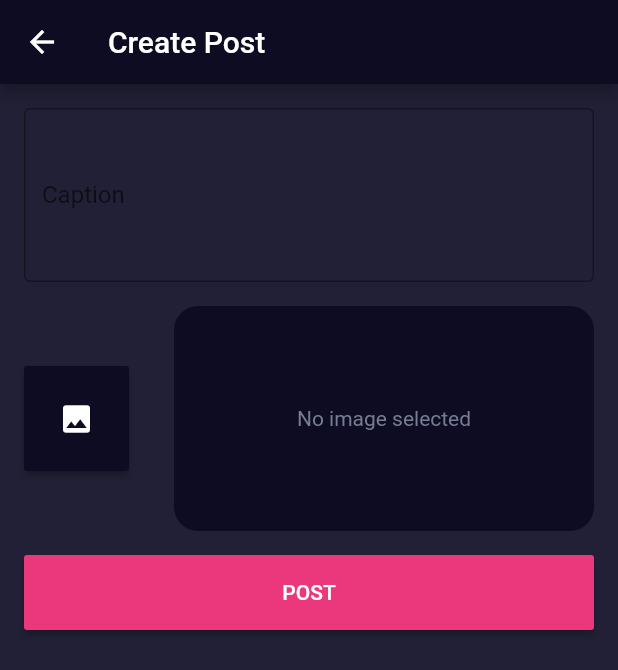
After one commit to rajitdeb/Amigos, a Flutter app: the Home screen opened directly, after a tap on the "add" icon, on a phone screen of 412 x 824 dp. The commit adds this screen. Shown: the top 670 px of the screen. Run offline on Flutter 3.47's test engine with Material 2 defaults, Android fonts, the phone set to English and light mode, and no system bars; our stand-ins replace cloud_firestore, firebase_auth, firebase_core, firebase_storage, get, image_picker; missing offline and left inert: firestore_ui; accounts and stored records are empty.

Commit message:
Implement create post and show post feature

```diff
--- /dev/null
+++ b/lib/bloc/create_post_bloc.dart
@@ -0,0 +1,16 @@
+import 'package:amigos/model/user.dart';
+import 'package:amigos/repository/repository.dart';
+
+class CreatePostBloc {
+
+  final AmigosRepository _repository = AmigosRepository();
+
+  createPost(AmigosUserPosts post) async {
+    await _repository.createPost(post);
+  }
+
+  Future<String> uploadPostImgToFirebaseStorage(String imgPath) async {
+    return await _repository.uploadPostImgToFirebaseStorage(imgPath);
+  }
+
+}
--- /dev/null
+++ b/lib/bloc/get_user_bloc.dart
@@ -0,0 +1,12 @@
+import 'package:amigos/repository/repository.dart';
+import 'package:cloud_firestore/cloud_firestore.dart';
+
+class GetUserBloc {
+
+  final AmigosRepository _repository = AmigosRepository();
+
+  Future<DocumentSnapshot> getUserById(String userId) async {
+    return await _repository.getUserById(userId);
+  }
+
+}
--- a/lib/model/user.dart
+++ b/lib/model/user.dart
@@ -6,10 +6,10 @@ class AmigosUser {
   String email;
   String? bio;
   int postsCount;
-  List<AmigosUserPosts>? posts;
+  List<dynamic> posts;
   int followersCount;
   int followingCount;
-  List<AmigosUserDetail>? userDetails;
+  List<dynamic> userDetails;
 
   AmigosUser(
       this.profileImg,
@@ -41,8 +41,8 @@ class AmigosUser {
 }
 
 class AmigosUserDetail {
-  List<AmigosUser>? followers;
-  List<AmigosUser>? following;
+  List<dynamic> followers;
+  List<dynamic> following;
 
   AmigosUserDetail.fromJson(Map<String, dynamic> json)
       : followers = (json["followers"] as List)
@@ -54,14 +54,27 @@ class AmigosUserDetail {
 }
 
 class AmigosUserPosts {
-  int postId;
   String? postCaption;
   String? postImgLink;
+  String authorFullName;
+  String authorUserId;
+  String? authorProfileImg;
+  String authorUsername;
+  int createdAt;
+  List<dynamic> likedBy;
 
-  AmigosUserPosts(this.postId, this.postCaption, this.postImgLink);
+
+  AmigosUserPosts(this.postCaption, this.postImgLink, this.authorFullName,
+      this.authorUserId, this.authorProfileImg, this.authorUsername,
+      this.createdAt, this.likedBy);
 
   AmigosUserPosts.fromJson(Map<String, dynamic> json)
-      : postId = json["postId"],
-        postCaption = json["postCaption"],
-        postImgLink = json["postImgLink"];
+      : postCaption = json["postCaption"],
+        postImgLink = json["postImgLink"],
+        authorFullName = json["authorFullName"],
+        authorUserId = json["authorUserId"],
+        authorProfileImg = json["authorProfileImg"],
+        authorUsername = json["authorUsername"],
+        createdAt = json["createdAt"],
+        likedBy = json["likedBy"];
 }
--- a/lib/repository/repository.dart
+++ b/lib/repository/repository.dart
@@ -1,17 +1,26 @@
+import 'dart:io';
+
 import 'package:amigos/model/user.dart';
 import 'package:amigos/screens/homescreen/home_screen.dart';
 import 'package:amigos/widgets/snackbar_widget.dart';
 import 'package:cloud_firestore/cloud_firestore.dart';
+import 'package:firebase_auth/firebase_auth.dart';
+import 'package:firebase_storage/firebase_storage.dart';
 import 'package:flutter/material.dart';
 import 'package:get/get.dart';
+import 'package:path/path.dart';
+import 'package:firebase_storage/firebase_storage.dart' as firebase_storage;
 
 class AmigosRepository {
-
   // endpoints
-  CollectionReference userCollection = FirebaseFirestore.instance.collection("users");
+  CollectionReference userCollection =
+      FirebaseFirestore.instance.collection("users");
+  CollectionReference postCollection =
+      FirebaseFirestore.instance.collection("posts");
 
   // methods
-  Future<void> addUserDataToFirestore(BuildContext context, AmigosUser user) async {
+  Future<void> addUserDataToFirestore(
+      BuildContext context, AmigosUser user) async {
     return userCollection
         .doc(user.userId)
         .set({
@@ -31,33 +40,75 @@ class AmigosRepository {
             mySnackBar(context, "Failed to add user. Error: $error"));
   }
 
-  Future setAmigosUserCustomUsername(BuildContext context, String userId, String username) async {
-    FirebaseFirestore.instance
-        .collection('users')
+  Future setAmigosUserCustomUsername(
+      BuildContext context, String userId, String username) async {
+    userCollection
         .where('username', isEqualTo: username)
         .get()
         .then((QuerySnapshot snapshot) {
-          if(snapshot.docs.isNotEmpty){
-            mySnackBar(context, "Username already exists. Please choose a different username");
+      if (snapshot.docs.isNotEmpty) {
+        mySnackBar(context,
+            "Username already exists. Please choose a different username");
       } else {
-            userCollection
-                .doc(userId)
-                .update({
-              'username': username
-            })
-            .then((value) {
+        userCollection.doc(userId).update({'username': username}).then((value) {
           mySnackBar(context, "Successfully set username");
           Get.offAll(() => const HomeScreen());
-            })
-            .onError((error, stackTrace) {
+        }).onError((error, stackTrace) {
           mySnackBar(context, error.toString());
-
         });
       }
-        })
-        .catchError((error) {
+    }).catchError((error) {
       mySnackBar(context, "Failed to add user. Error: $error");
     });
   }
 
+  createPost(AmigosUserPosts post) async {
+    await postCollection.add({
+      'postCaption': post.postCaption,
+      'postImgLink': post.postImgLink,
+      'authorProfileImg': post.authorProfileImg,
+      'authorUserId': post.authorUserId,
+      'authorUsername': post.authorUsername,
+      'authorFullName': post.authorFullName,
+      'createdAt': post.createdAt,
+      'likedBy': post.likedBy
+    });
   }
+
+  Future<DocumentSnapshot> getUserById(String userId) async {
+    return userCollection.doc(userId).get();
+  }
+
+  Future<String> uploadPostImgToFirebaseStorage(String _imgPath) async {
+    var filename = basename(_imgPath);
+    var destination = "postImages/$filename";
+    var ref = FirebaseStorage.instance.ref(destination);
+
+    var snapshot = await ref.putFile(File(_imgPath));
+
+    return snapshot.ref.getDownloadURL();
+  }
+
+  getAllPosts() async {
+    postCollection.orderBy("createdAt", descending: true);
+  }
+
+  updateLikes(postId) async {
+    var currentUserId = FirebaseAuth.instance.currentUser!.uid;
+
+    postCollection.doc(postId).get().then((DocumentSnapshot snapshot) async {
+      var data = snapshot.data() as Map<String, dynamic>;
+      var post = AmigosUserPosts.fromJson(data);
+
+      if (post.likedBy.contains(currentUserId)) {
+        post.likedBy.remove(currentUserId);
+      } else {
+        post.likedBy.add(currentUserId);
+      }
+
+      await postCollection.doc(postId).update({
+        'likedBy': post.likedBy
+      });
+    });
+  }
+}
--- a/lib/screens/auth/signup_screen.dart
+++ b/lib/screens/auth/signup_screen.dart
@@ -242,7 +242,7 @@ class _SignupScreenState extends State<SignupScreen> {
           setState(() => isLoading = false);
 
           var amigosUser = AmigosUser(null, user.uid, "sample_test", fullName, user.email!,
-             null, 0, null, 0, 0, null);
+             null, 0, List.empty(), 0, 0, List.empty());
 
           Get.offAll(() => const VerifyEmailScreen(), arguments: amigosUser);
         }
--- a/lib/screens/auth/verify_email.dart
+++ b/lib/screens/auth/verify_email.dart
@@ -149,7 +149,7 @@ class _VerifyEmailScreenState extends State<VerifyEmailScreen> {
         var finalUser = FirebaseAuth.instance.currentUser!;
 
         var finalAmigosUser = AmigosUser(null, finalUser.uid, "sample_test",
-            finalUser.email!, amigosUser.fullName, null, 0, null, 0, 0, null);
+            amigosUser.fullName, finalUser.email!, null, 0, List.empty(), 0, 0, List.empty());
 
         await CreateUserBloc()
             .addAmigosUserToFirestore(context, finalAmigosUser);
--- /dev/null
+++ b/lib/screens/createpost/create_post.dart
@@ -0,0 +1,207 @@
+import 'dart:io';
+import 'package:amigos/bloc/create_post_bloc.dart';
+import 'package:amigos/bloc/get_user_bloc.dart';
+import 'package:amigos/model/user.dart';
+import 'package:amigos/screens/homescreen/home_screen.dart';
+import 'package:amigos/themes/styles.dart';
+import 'package:amigos/widgets/snackbar_widget.dart';
+import 'package:cloud_firestore/cloud_firestore.dart';
+import 'package:firebase_auth/firebase_auth.dart';
+import 'package:flutter/material.dart';
+import 'package:get/get.dart';
+import 'package:image_picker/image_picker.dart';
+
+class CreatePost extends StatefulWidget {
+  const CreatePost({Key? key}) : super(key: key);
+
+  @override
+  _CreatePostState createState() => _CreatePostState();
+}
+
+class _CreatePostState extends State<CreatePost> {
+
+  TextEditingController captionController = TextEditingController();
+
+  String? imgUriValue;
+
+  bool isLoading = false;
+
+  @override
+  Widget build(BuildContext context) {
+    return Scaffold(
+      appBar: AppBar(
+        title: const Text("Create Post", style: TextStyle(color: Colors.white),),
+        backgroundColor: MyColors.mainColor,
+      ),
+      body: SingleChildScrollView(
+        child: isLoading == true
+        ? Container(
+          width: MediaQuery.of(context).size.width,
+          height: MediaQuery.of(context).size.height,
+          color: MyColors.mainColor,
+          child: Center(child: CircularProgressIndicator(color:Colors.white),),
+        )
+        : Container(
+          width: MediaQuery.of(context).size.width,
+          height: MediaQuery.of(context).size.height,
+          padding: const EdgeInsets.only(left: 16.0, right: 16.0, top: 16.0),
+          color: MyColors.contentPageColor,
+          child: Column(
+            crossAxisAlignment: CrossAxisAlignment.start,
+            children: [
+
+              SizedBox(
+                child: TextField(
+                  controller: captionController,
+                  keyboardType: TextInputType.multiline,
+                  textInputAction: TextInputAction.newline,
+                  maxLines: 4,
+                  cursorColor: MyColors.secondColor,
+                  style: const TextStyle(color: MyColors.secondColor),
+                  decoration: const InputDecoration(
+                      labelText: "Caption",
+                      floatingLabelStyle: TextStyle(color: MyColors.secondColor),
+                      border: OutlineInputBorder(
+                          borderSide: BorderSide(
+                              color: MyColors.secondColor,
+                              width: 2.0,
+                              style: BorderStyle.solid)),
+                      focusedBorder: OutlineInputBorder(
+                          borderSide: BorderSide(
+                              color: MyColors.secondColor,
+                              width: 2.0,
+                              style: BorderStyle.solid))),
+                ),
+              ),
+
+              const SizedBox(height: 16.0),
+
+              Row(
+                mainAxisAlignment: MainAxisAlignment.spaceBetween,
+                children: [
+                  MaterialButton(
+                    minWidth: 70.0,
+                    height: 70.0,
+                    color: MyColors.mainColor,
+                    child: const Icon(Icons.photo, color: Colors.white),
+                    onPressed: () => _selectAPictureFromStorage(context),
+                  ),
+
+                  const SizedBox(width: 30.0,),
+
+                  Expanded(
+                    child: Container(
+                      height: 150.0,
+                      decoration: imgUriValue == null
+                      ? BoxDecoration(
+                          color: MyColors.mainColor,
+                          borderRadius: BorderRadius.circular(16.0),
+                      )
+                      : BoxDecoration(
+                        color: MyColors.mainColor,
+                        borderRadius: BorderRadius.circular(16.0),
+                        image: DecorationImage(
+                          fit: BoxFit.cover,
+                          image: FileImage(File(imgUriValue!))
+                        )
+                      ),
+                      child: imgUriValue == null
+                      ? const Center(
+                        child: Text(
+                          "No image selected",
+                          style: TextStyle(color: MyColors.secondColor),
+                        ),
+                      )
+                     : Container()
+                    ),
+                  )
+                ],
+              ),
+
+              const SizedBox(height: 16.0),
+
+              MaterialButton(
+                onPressed: () {
+                  print("post clicked!");
+                  _validateAndCreatePost(context);
+                },
+                minWidth: MediaQuery.of(context).size.width,
+                height: 50.0,
+                color: MyColors.accentColor,
+                child: const Text("POST", style: TextStyle(color: Colors.white),),
+              )
+
+            ],
+          ),
+        ),
+      ),
+    );
+  }
+
+  _validateAndCreatePost(BuildContext context) async {
+
+    setState(() => isLoading = true);
+
+    String postCaption = captionController.text.toString().trim();
+
+    AmigosUser user = await GetUserBloc()
+        .getUserById(FirebaseAuth.instance.currentUser!.uid)
+        .then((DocumentSnapshot snapshot) {
+      Map<String, dynamic> data = snapshot.data() as Map<String, dynamic>;
+      return AmigosUser.fromJson(data);
+    });
+
+    if(postCaption.isNotEmpty){
+
+      if(imgUriValue != null){
+        // Add Post Image to Firebase Storage
+        final url = await CreatePostBloc().uploadPostImgToFirebaseStorage(imgUriValue!);
+        _uploadPostToFirestore(postCaption, url, user);
+      } else {
+        _uploadPostToFirestore(postCaption, null, user);
+      }
+
+    } else {
+      if(imgUriValue != null){
+        // Add Post Image to Firebase Storage
+        final url = await CreatePostBloc().uploadPostImgToFirebaseStorage(imgUriValue!);
+        _uploadPostToFirestore(postCaption, url, user);
+      } else {
+        setState(() => isLoading = false);
+        mySnackBar(context, "Both caption and image cannot be null.");
+      }
+    }
+
+  }
+
+  Future _selectAPictureFromStorage(BuildContext context) async {
+
+    final ImagePicker _picker = ImagePicker();
+
+    final XFile? image = await _picker.pickImage(source: ImageSource.gallery);
+
+    setState(() => imgUriValue = image?.path);
+
+    mySnackBar(context, "${image?.path}");
+  }
+
+  _uploadPostToFirestore(String? postCaption, String? postImgUrl, AmigosUser user) async{
+    AmigosUserPosts post = AmigosUserPosts(
+        postCaption,
+        postImgUrl,
+        user.fullName,
+        user.userId,
+        user.profileImg,
+        user.username,
+        DateTime.now().millisecondsSinceEpoch,
+        List.empty()
+    );
+
+    CreatePostBloc().createPost(post);
+
+    mySnackBar(context, "Post Uploaded");
+
+    Get.offAll(() => const HomeScreen());
+  }
+
+}
--- /dev/null
+++ b/lib/screens/homescreen/bottombar/home.dart
@@ -0,0 +1,223 @@
+import 'package:amigos/bloc/get_posts_bloc.dart';
+import 'package:amigos/model/user.dart';
+import 'package:amigos/screens/createpost/create_post.dart';
+import 'package:amigos/themes/styles.dart';
+import 'package:amigos/utils/utils.dart';
+import 'package:cloud_firestore/cloud_firestore.dart';
+import 'package:firebase_auth/firebase_auth.dart';
+import 'package:firestore_ui/animated_firestore_list.dart';
+import 'package:flutter/material.dart';
+import 'package:get/get.dart';
+
+class Home extends StatelessWidget {
+  const Home({Key? key}) : super(key: key);
+
+  @override
+  Widget build(BuildContext context) {
+    return Scaffold(
+      body: Container(
+        width: MediaQuery.of(context).size.width,
+        height: MediaQuery.of(context).size.height,
+        color: MyColors.contentPageColor,
+        child: FirestoreAnimatedList(
+            query: FirebaseFirestore.instance
+                .collection("posts")
+                .orderBy("createdAt", descending: true),
+            onLoaded: (snapshot) => print("Data Loaded: ${snapshot.size}"),
+            emptyChild: Container(
+                width: MediaQuery.of(context).size.width,
+                height: MediaQuery.of(context).size.height,
+                child: Column(
+                  mainAxisAlignment: MainAxisAlignment.center,
+                  children: [
+                    SizedBox(
+                        width: 120.0,
+                        height: 120.0,
+                        child: Image.asset("images/others/github_profile.jpg")),
+                    SizedBox(
+                      height: 16.0,
+                    ),
+                    Text(
+                      "Nothing to show for now",
+                      style: TextStyle(color: MyColors.secondColor),
+                    )
+                  ],
+                )),
+            itemBuilder: (BuildContext context,
+                DocumentSnapshot<Object?>? snapshot,
+                Animation<double> animation,
+                int index) {
+              return FadeTransition(
+                  opacity: animation,
+                  child: _postItemRow(
+                    context: context,
+                    index: index,
+                    document: snapshot,
+                  ));
+            }),
+      ),
+      floatingActionButton: FloatingActionButton(
+        onPressed: () => Get.to(() => const CreatePost()),
+        backgroundColor: MyColors.accentColor,
+        child: const Icon(
+          Icons.add,
+          color: Colors.white,
+        ),
+      ),
+    );
+  }
+
+  _postItemRow(
+      {required BuildContext context,
+      required int index,
+      DocumentSnapshot<Object?>? document,
+      onTap}) {
+    var data = document!.data() as Map<String, dynamic>;
+    var post = AmigosUserPosts.fromJson(data);
+
+    return Padding(
+      padding: const EdgeInsets.only(left: 16.0, right: 16.0, top: 8.0),
+      child: Container(
+        decoration: BoxDecoration(
+            color: Colors.grey[200], borderRadius: BorderRadius.circular(8.0)),
+        child: Column(
+          crossAxisAlignment: CrossAxisAlignment.start,
+          children: [
+            Container(
+              padding: const EdgeInsets.all(8.0),
+              decoration: const BoxDecoration(
+                  color: Colors.white,
+                  borderRadius: BorderRadius.only(
+                      topLeft: Radius.circular(8.0),
+                      topRight: Radius.circular(8.0))),
+              child: Row(
+                mainAxisAlignment: MainAxisAlignment.spaceBetween,
+                children: [
+                  Row(
+                    children: [
+                      post.authorProfileImg != null
+                          ? Container(
+                              width: 50.0,
+                              height: 50.0,
+                              decoration: BoxDecoration(
+                                  image: DecorationImage(
+                                      image: NetworkImage(
+                                          post.authorProfileImg!))),
+                            )
+                          : Container(
+                              width: 50.0,
+                              height: 50.0,
+                              decoration: BoxDecoration(
+                                  color: MyColors.mainColor,
+                                  borderRadius: BorderRadius.circular(50.0)),
+                              child:
+                                  const Icon(Icons.person, color: Colors.white),
+                            ),
+                      const SizedBox(
+                        width: 8.0,
+                      ),
+                      SizedBox(
+                        child: Column(
+                          crossAxisAlignment: CrossAxisAlignment.start,
+                          children: [
+                            SizedBox(
+                              width: 170.0,
+                              child: Text(
+                                post.authorFullName,
+                                overflow: TextOverflow.ellipsis,
+                                maxLines: 1,
+                                style: const TextStyle(
+                                    color: MyColors.mainColor,
+                                    fontWeight: FontWeight.normal,
+                                    fontSize: 16.0),
+                              ),
+                            ),
+                            SizedBox(
+                              width: 170.0,
+                              child: Text(
+                                "@${post.authorUsername}",
+                                overflow: TextOverflow.ellipsis,
+                                maxLines: 1,
+                                style: const TextStyle(
+                                  color: MyColors.mainColor,
+                                  fontWeight: FontWeight.bold,
+                                ),
+                              ),
+                            ),
+                          ],
+                        ),
+                      ),
+                    ],
+                  ),
+                  SizedBox(
+                    width: 50.0,
+                    child: Text(
+                      Utils().getTimeAgo(post.createdAt).toString(),
+                      textAlign: TextAlign.center,
+                      style: const TextStyle(
+                          color: MyColors.secondColor, fontSize: 13.0),
+                    ),
+                  )
+                ],
+              ),
+            ),
+            const SizedBox(height: 1.0),
+            post.postCaption != null
+                ? Container(
+                    width: MediaQuery.of(context).size.width,
+                    color: Colors.white,
+                    padding: const EdgeInsets.all(8.0),
+                    child: Text(
+                      post.postCaption!,
+                      style: const TextStyle(
+                          color: MyColors.mainColor, fontSize: 14.0),
+                    ),
+                  )
+                : Container(),
+            post.postImgLink != null
+                ? Container(
+                    width: MediaQuery.of(context).size.width,
+                    height: 200.0,
+                    child: Image.network(
+                      post.postImgLink!,
+                      fit: BoxFit.fitHeight,
+                    ))
+                : Container(),
+            const SizedBox(height: 1.0),
+            Container(
+              width: MediaQuery.of(context).size.width,
+              padding: const EdgeInsets.all(16.0),
+              decoration: const BoxDecoration(
+                  color: Colors.white,
+                  borderRadius: BorderRadius.only(
+                    bottomLeft: Radius.circular(8.0),
+                    bottomRight: Radius.circular(8.0),
+                  )),
+              child: Row(
+                children: [
+                  GestureDetector(
+                      onTap: () { GetPostsBloc().updateLikes(document.id); },
+                      child: Icon(
+                        Icons.favorite,
+                        color: post.likedBy.contains(
+                                FirebaseAuth.instance.currentUser!.uid)
+                            ? Colors.red
+                            : Colors.grey[400],
+                      )),
+                  const SizedBox(
+                    width: 4.0,
+                  ),
+                  Text(
+                    post.likedBy.length.toString(),
+                    style: const TextStyle(
+                        color: MyColors.secondColor, fontSize: 18.0),
+                  )
+                ],
+              ),
+            )
+          ],
+        ),
+      ),
+    );
+  }
+}
--- a/lib/screens/homescreen/home_screen.dart
+++ b/lib/screens/homescreen/home_screen.dart
@@ -1,7 +1,7 @@
 import 'package:amigos/screens/auth/login_screen.dart';
-import 'package:amigos/screens/bottombar/follow_requests.dart';
-import 'package:amigos/screens/bottombar/home.dart';
-import 'package:amigos/screens/bottombar/profile.dart';
+import 'package:amigos/screens/homescreen/bottombar/follow_requests.dart';
+import 'package:amigos/screens/homescreen/bottombar/home.dart';
+import 'package:amigos/screens/homescreen/bottombar/profile.dart';
 import 'package:amigos/themes/styles.dart';
 import 'package:firebase_auth/firebase_auth.dart';
 import 'package:flutter/material.dart';
```
Also changed, not shown: lib/bloc/get_posts_bloc.dart (added, +16 -0 lines), lib/screens/bottombar/home.dart (deleted, +0 -18 lines), lib/utils/utils.dart (added, +39 -0 lines), pubspec.yaml (+6 -3 lines), pubspec.lock. Lines whose indentation alone changed are shown as unchanged.
